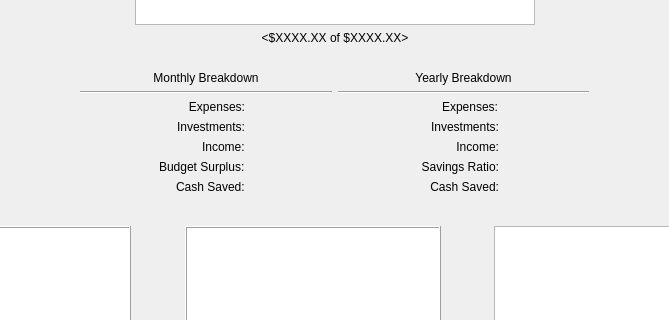
Before: the Qt Designer form CashFlowManager/mainwindow.ui in epw7856/CashFlowManager, drawn with Qt 5; both pictures show x 181 to 850 and y 154 to 474 of the 1031 by 770 pixel window.
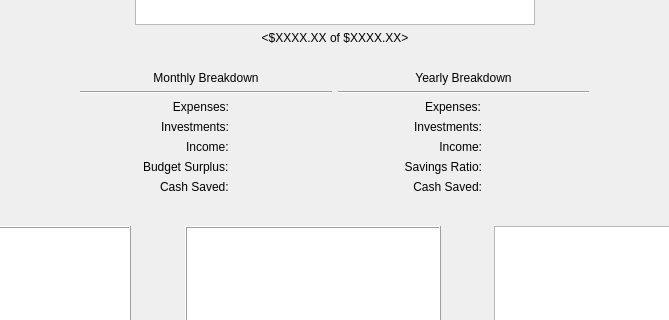
After: the same form once the commit is applied. Custom widgets are drawn as their Qt base class.

Patch:
```diff
--- a/CashFlowManager/mainwindow.ui
+++ b/CashFlowManager/mainwindow.ui
@@ -353,6 +353,19 @@
             </property>
            </spacer>
           </item>
+          <item row="5" column="1">
+           <spacer name="horizontalSpacer_9">
+            <property name="orientation">
+             <enum>Qt::Horizontal</enum>
+            </property>
+            <property name="sizeHint" stdset="0">
+             <size>
+              <width>40</width>
+              <height>20</height>
+             </size>
+            </property>
+           </spacer>
+          </item>
          </layout>
         </item>
        </layout>
@@ -479,6 +492,19 @@
             </property>
            </spacer>
           </item>
+          <item row="5" column="1">
+           <spacer name="horizontalSpacer_16">
+            <property name="orientation">
+             <enum>Qt::Horizontal</enum>
+            </property>
+            <property name="sizeHint" stdset="0">
+             <size>
+              <width>40</width>
+              <height>20</height>
+             </size>
+            </property>
+           </spacer>
+          </item>
          </layout>
         </item>
        </layout>
```
